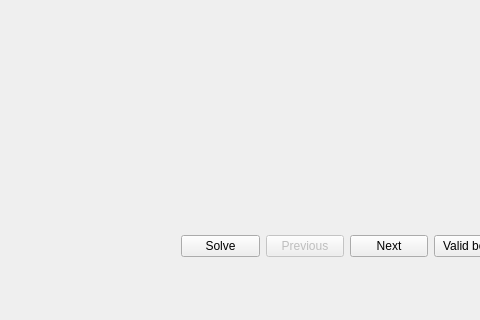
The window that mainwindow.ui (Desariio/GraphBoard) describes before a commit, drawn with Qt 5; both pictures show x 0 to 480 and y 260 to 580 of the 688 by 580 pixel window.
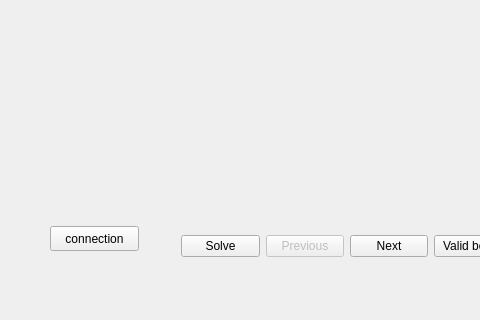
The same window after the commit.

Diff of the .ui file:
```diff
--- a/mainwindow.ui
+++ b/mainwindow.ui
@@ -86,6 +86,19 @@
       </item>
      </layout>
     </widget>
+    <widget class="QPushButton" name="btnConnection">
+     <property name="geometry">
+      <rect>
+       <x>60</x>
+       <y>440</y>
+       <width>89</width>
+       <height>25</height>
+      </rect>
+     </property>
+     <property name="text">
+      <string>connection</string>
+     </property>
+    </widget>
    </widget>
   </widget>
   <widget class="QMenuBar" name="menuBar">
```
